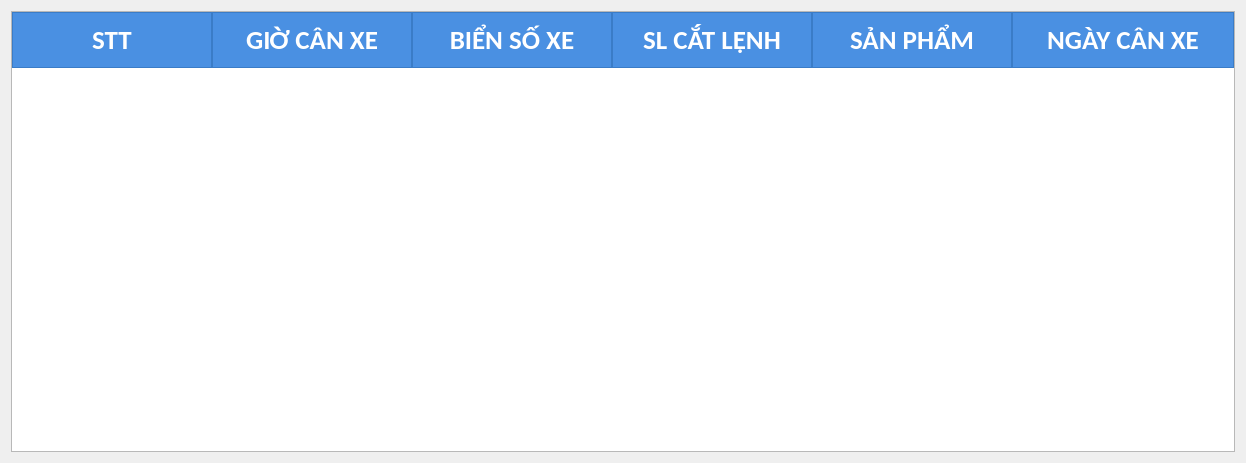
Before: the Qt Designer form ChonChungTu.ui in Duongcp5112001/InPhunPy, drawn with Qt 5.
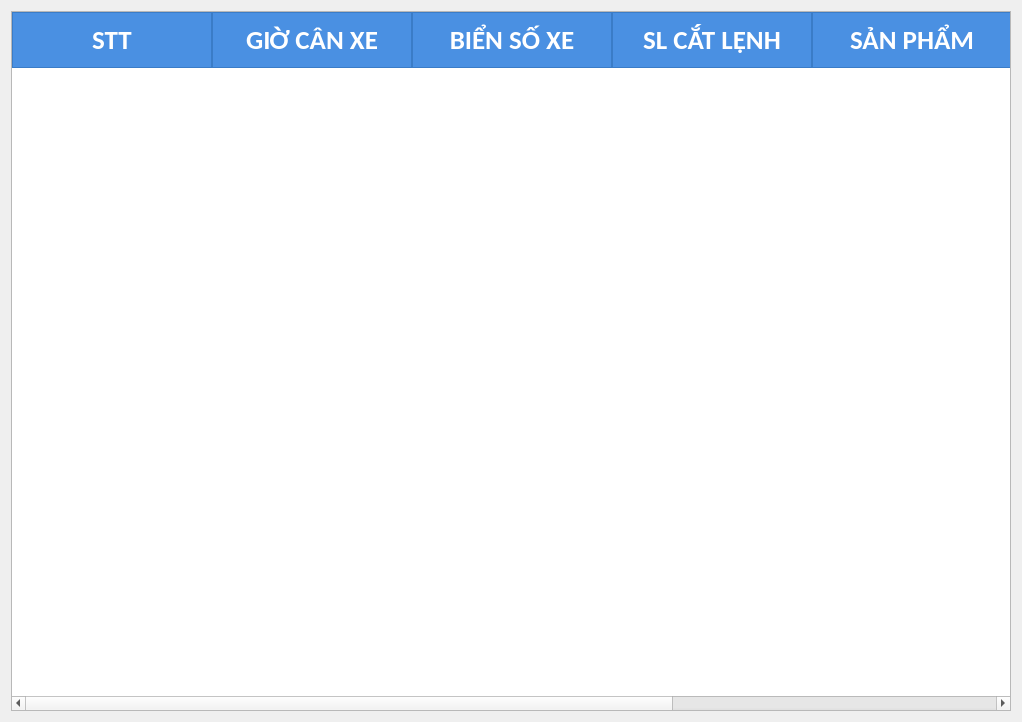
After: the same form once the commit is applied. Icons and pictures are not drawn.

```diff
--- a/ChonChungTu.ui
+++ b/ChonChungTu.ui
@@ -6,8 +6,8 @@
    <rect>
     <x>0</x>
     <y>0</y>
-    <width>1246</width>
-    <height>463</height>
+    <width>1000</width>
+    <height>700</height>
    </rect>
   </property>
   <property name="windowTitle">
@@ -23,6 +23,18 @@
   <layout class="QVBoxLayout" name="verticalLayout">
    <item>
     <widget class="QTableWidget" name="tableChungTu">
+     <property name="minimumSize">
+      <size>
+       <width>1000</width>
+       <height>700</height>
+      </size>
+     </property>
+     <property name="maximumSize">
+      <size>
+       <width>1000</width>
+       <height>700</height>
+      </size>
+     </property>
      <property name="styleSheet">
       <string notr="true">QTableWidget {
     font-family: Calibri;
```
Left out of the diff: 6 changed lines with no effect on the pictures.
